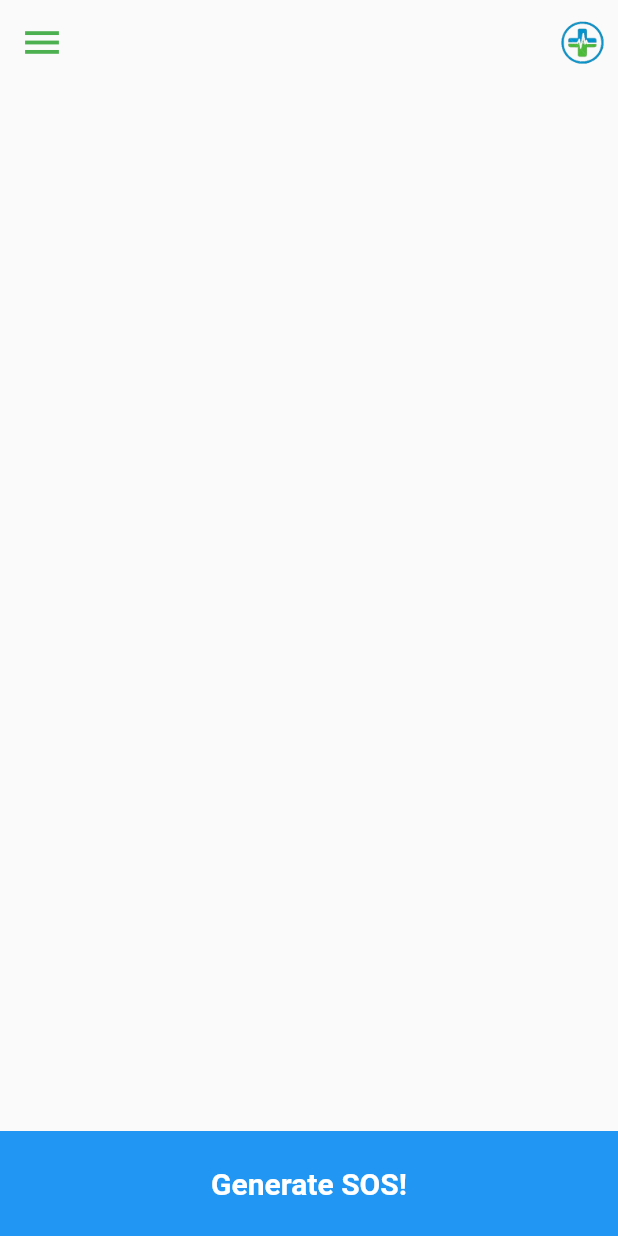
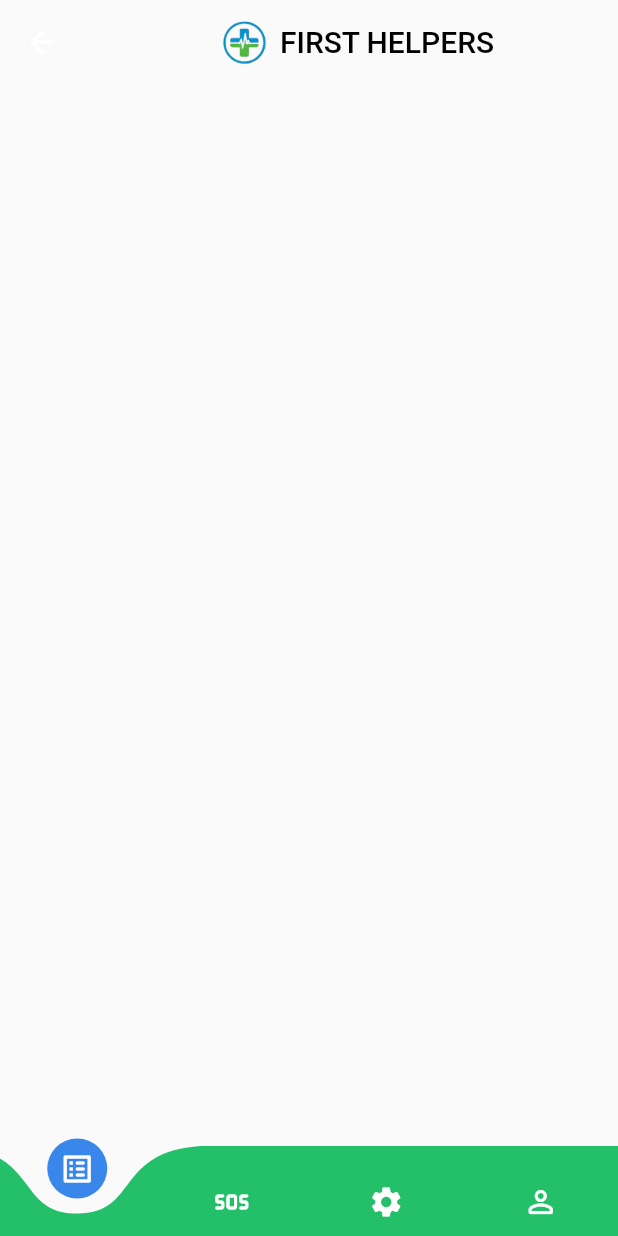
Before and after one commit to rahulsrivastava088/first_helpers_flutter_application, a Flutter app: the UserLanding screen opened by its route, on a phone screen of 412 x 824 dp. Run offline on Flutter 3.47's test engine with Material 2 defaults, Android fonts, the light colour scheme and no system bars; drawn by our look-alikes of curved_navigation_bar; missing offline and left inert: gif.

Commit message:
user landing page refactored

```diff
--- a/lib/main.dart
+++ b/lib/main.dart
@@ -1,4 +1,6 @@
 import 'package:first_helpers/screens/paramedic/para_landing_screen.dart';
+import 'package:first_helpers/screens/doctor/doc_signup_screen.dart';
+import 'package:first_helpers/screens/paramedic/para_signup_screen.dart';
 import 'package:flutter/material.dart';
 import 'package:first_helpers/screens/landing_screen.dart';
 import 'package:first_helpers/screens/user/user_signup_screen.dart';
@@ -22,6 +24,8 @@ class MyApp extends StatelessWidget {
         LandingScreen.routeName: (context) => LandingScreen(),
         LoginScreen.routeName: (context) => LoginScreen(),
         UserSignupScreen.routeName: (context) => UserSignupScreen(),
+        DocSignupScreen.routeName: (context) => DocSignupScreen(),
+        ParaSignupScreen.routeName: (context) => ParaSignupScreen(),
         UserLanding.routeName:(context) => UserLanding(),
         ParaLanding.routeName:(context) => ParaLanding(),
       },
--- a/lib/screens/user/user-landing-page.dart
+++ b/lib/screens/user/user-landing-page.dart
@@ -1,4 +1,10 @@
 import 'package:flutter/material.dart';
+import 'package:curved_navigation_bar/curved_navigation_bar.dart';
+import 'package:first_helpers/utilities/constants.dart';
+import 'blogScreen.dart';
+import 'package:first_helpers/screens/user/profileScreen.dart';
+import 'package:first_helpers/screens/user/sosScreen.dart';
+import 'package:first_helpers/screens/user/settingsScreen.dart';
 
 class UserLanding extends StatefulWidget {
   const UserLanding({Key? key}) : super(key: key);
@@ -11,102 +17,62 @@ class UserLanding extends StatefulWidget {
 class _UserLandingState extends State<UserLanding> {
   GlobalKey<ScaffoldState> scaffoldKey = new GlobalKey<ScaffoldState>();
 
+  List<Widget> navbarItems = [
+    Icon(Icons.list_alt_rounded),
+    Icon(Icons.sos_rounded),
+    Icon(Icons.settings),
+    Icon(Icons.person_outline_rounded),
+  ];
+
   @override
   Widget build(BuildContext context) {
-    return SafeArea(
+    return Container(
+      color: logoGreen,
+      child: SafeArea(
         child: Scaffold(
-      // appBar: AppBar(title: Text("Title")),
+          extendBody: true,
+          // appBar: AppBar(title: Text("Title"));
           key: scaffoldKey,
-      drawer: Container(
-        width: 200,
-        child: Drawer(
-          child: ListView(
+          appBar: AppBar(
+            title: Center(
+              child: Row(
+                mainAxisAlignment: MainAxisAlignment.center,
                 children: [
-              Container(
-                height: 200,
-                child: DrawerHeader(
-                  decoration: BoxDecoration(
-                    gradient: LinearGradient(
-                        begin: Alignment.topCenter,
-                        end: Alignment.bottomCenter,
-                        colors: [Colors.lightBlue, Colors.green]),
+                  IconButton(
+                      onPressed: () {
+                        print("working");
+                      },
+                      icon: Image.asset('images/logoimage.png')),
+                  Text(
+                    'FIRST HELPERS',
+                    style: TextStyle(
+                      color: Colors.black,
                     ),
-                  child: Column(
-                      mainAxisAlignment: MainAxisAlignment.spaceEvenly,
-                      children: [
-                        CircleAvatar(
-                          child: Icon(Icons.male, color: Colors.black),
-                          radius: 50,
-                        ),
-                        Padding(
-                          padding: EdgeInsets.all(10),
-                          child: Text(
-                            "Full Name",
-                            style: TextStyle(),
-                          ),
-                        )
-                      ]),
-                ),
-              ),
-              ListTile(
-                title: const Text('Item 1'),
-                onTap: () {
-                  Navigator.pop(context);
-                },
-              ),
-              ListTile(
-                title: const Text('Item 2'),
-                onTap: () {
-                  Navigator.pop(context);
-                },
-              ),
-              ListTile(
-                title: const Text('Item 3'),
-                onTap: () {
-                  Navigator.pop(context);
-                },
                   ),
                 ],
               ),
             ),
-      ),
-      appBar: AppBar(
             backgroundColor: Colors.transparent,
             shadowColor: Colors.transparent,
-        iconTheme: IconThemeData(color: Colors.green, size: 30),
-        actions: [
-          IconButton(
-              onPressed: () {
-                print("working");
-              },
-              icon: Image.asset('images/logoimage.png'))
-        ],
+            elevation: 0,
           ),
-      body: Column(
-        mainAxisAlignment: MainAxisAlignment.spaceBetween,
-        children: [
-          Container(),
-          GestureDetector(
-            onTap: () {
-              print("Working");
-            },
-            child: Container(
-              child: Center(
-                child: Text(
-                  "Generate SOS!",
-                  style: TextStyle(
+          // body:
+          bottomNavigationBar: Theme(
+            data: Theme.of(context).copyWith(
+                iconTheme: const IconThemeData(
               color: Colors.white,
-                      fontSize: 20,
-                      fontWeight: FontWeight.bold),
+            )),
+            child: CurvedNavigationBar(
+              buttonBackgroundColor: logoBlue,
+              items: navbarItems,
+              color: logoGreen,
+              height: 60,
+              backgroundColor: Colors.transparent,
+              animationDuration: Duration(milliseconds: 300),
             ),
           ),
-              color: Colors.blue,
-              width: double.infinity,
-              height: 70,
         ),
-          )
-        ],
       ),
-    ));
+    );
   }
 }
--- /dev/null
+++ b/lib/utilities/constants.dart
@@ -0,0 +1,4 @@
+import 'dart:ui';
+
+const logoGreen = Color(0xff24C069);
+const logoBlue = Color(0xff3987EB);
--- a/lib/utilities/txtinputfield.dart
+++ b/lib/utilities/txtinputfield.dart
@@ -45,7 +45,6 @@ class TextInputField extends StatelessWidget {
               focusedBorder: OutlineInputBorder(
                   borderRadius: BorderRadius.circular(20.0),
                   borderSide: BorderSide(color: Colors.green)),
-
             ),
           ),
         ],
--- a/pubspec.yaml
+++ b/pubspec.yaml
@@ -35,6 +35,7 @@ dependencies:
   # Use with the CupertinoIcons class for iOS style icons.
   cupertino_icons: ^1.0.2
   gif: ^1.1.0+1
+  curved_navigation_bar: ^1.0.3
 
 dev_dependencies:
   flutter_test:
```
Also changed, not shown: lib/screens/doctor/doc_signup_screen.dart (+87 -0 lines), lib/screens/landing_screen.dart (+15 -2 lines), lib/screens/login_screen.dart (+26 -55 lines), lib/screens/paramedic/para_signup_screen.dart (+87 -0 lines), lib/screens/user/blogScreen.dart (added, +12 -0 lines), lib/screens/user/profileScreen.dart (added, +10 -0 lines), lib/screens/user/settingsScreen.dart (added, +12 -0 lines), lib/screens/user/sosScreen.dart (added, +30 -0 lines), lib/screens/user/user_signup_screen.dart (+16 -36 lines), lib/utilities/impButton.dart (added, +35 -0 lines), images/login.png (added), pubspec.lock. Lines whose indentation alone changed are shown as unchanged.
